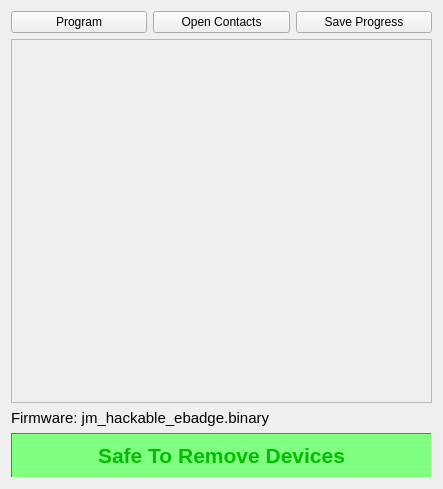
This is src/hackergang.ui in parallaxinc/BadgeHacker as Qt 5 draws it before an edit. The edited form follows.
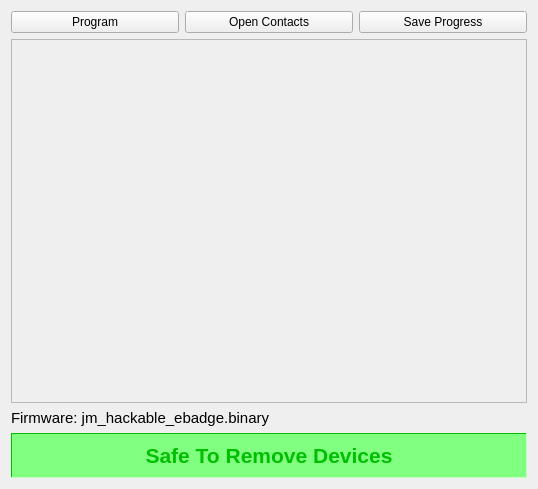
This is the edited form.

Patch:
```diff
--- a/src/hackergang.ui
+++ b/src/hackergang.ui
@@ -6,7 +6,7 @@
    <rect>
     <x>0</x>
     <y>0</y>
-    <width>443</width>
+    <width>538</width>
     <height>489</height>
    </rect>
   </property>
@@ -61,7 +61,7 @@
        <rect>
         <x>0</x>
         <y>0</y>
-        <width>423</width>
+        <width>518</width>
         <height>359</height>
        </rect>
       </property>
```
